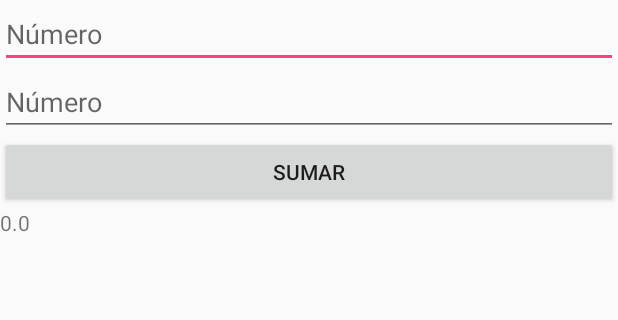
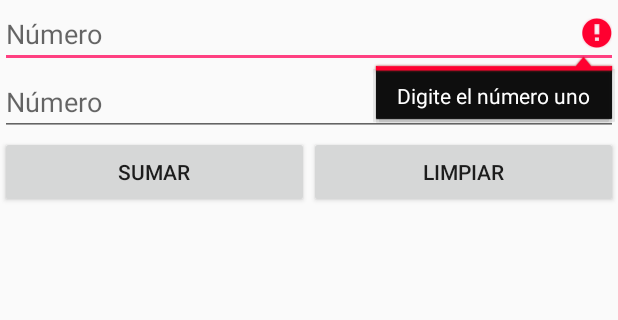
Before and after one commit to acampoe/CalculatorTest, an Android app: the screen it shows after launch (MainActivity), after a tap on "SUMAR", on a phone screen of 412 x 824 dp, the part 121-441 px from its top. Run offline under Robolectric (Android 15) with nearby library versions, the phone set to English and light mode, and no system bars.

Commit message:
Additioner application with validations in text fields

```diff
--- a/app/src/main/java/com/movil/operacionesmovil2018/MainActivity.java
+++ b/app/src/main/java/com/movil/operacionesmovil2018/MainActivity.java
@@ -1,5 +1,6 @@
 package com.movil.operacionesmovil2018;
 
+import android.content.res.Resources;
 import android.support.v7.app.AppCompatActivity;
 import android.os.Bundle;
 import android.view.View;
@@ -9,6 +10,7 @@ import android.widget.TextView;
 public class MainActivity extends AppCompatActivity {
     private EditText n1, n2;
     private TextView res;
+    private Resources recursos;
     @Override
     protected void onCreate(Bundle savedInstanceState) {
         super.onCreate(savedInstanceState);
@@ -16,17 +18,30 @@ public class MainActivity extends AppCompatActivity {
         n1 = findViewById(R.id.txtNumber1);
         n2 = findViewById(R.id.txtNumber2);
         res = findViewById(R.id.lblResult);
+        recursos = this.getResources();
 
     }
         public void Calculate(View v){
-            double num1, num2, resultado;
+            if(n1.getText().toString().isEmpty()){
+                n1.requestFocus();
+                n1.setError(recursos.getString(R.string.error_uno));
+            }else if(n2.getText().toString().isEmpty()){
+                n2.requestFocus();
+                n2.setError(recursos.getString(R.string.error_dos));
+            }else {
+                double num1, num2, resultado;
 
-            num1 = Double.parseDouble(n1.getText().toString());
-            num2 = Double.parseDouble(n2.getText().toString());
+                num1 = Double.parseDouble(n1.getText().toString());
+                num2 = Double.parseDouble(n2.getText().toString());
 
-            resultado = Metodos.sumar(num1,num2);
+                resultado = Metodos.sumar(num1, num2);
 
-            res.setText(String.valueOf(resultado));
-
+                res.setText(String.valueOf(resultado));
+            }
+    }
+    public void Clear(View v){
+            n1.setText(null);
+            n2.setText(null);
+            res.setText(null);
     }
 }
--- a/app/src/main/res/layout/activity_main.xml
+++ b/app/src/main/res/layout/activity_main.xml
@@ -37,15 +37,30 @@
         android:hint="@string/numbertwo"
         android:inputType="number" />
 
-    <Button
-        android:id="@+id/cmdSumar"
+    <LinearLayout
         android:layout_width="match_parent"
         android:layout_height="wrap_content"
-        android:onClick="Calculate"
-        android:text="@string/sumar" />
+        android:orientation="horizontal">
+
+        <Button
+            android:id="@+id/cmdSumar"
+            android:layout_width="wrap_content"
+            android:layout_height="wrap_content"
+            android:layout_weight="1"
+            android:onClick="Calculate"
+            android:text="@string/sumar" />
+
+        <Button
+            android:layout_width="wrap_content"
+            android:layout_height="wrap_content"
+            android:layout_weight="1"
+            android:onClick="Clear"
+            android:text="@string/Limpiar" />
+    </LinearLayout>
 
     <TextView
         android:id="@+id/lblResult"
         android:layout_width="match_parent"
         android:layout_height="wrap_content" />
+
 </LinearLayout>
--- a/app/src/main/res/values/strings.xml
+++ b/app/src/main/res/values/strings.xml
@@ -4,4 +4,7 @@
     <string name="numberone">Número</string>
     <string name="numbertwo">Número</string>
     <string name="sumar">Sumar</string>
+    <string name="Limpiar">Limpiar</string>
+    <string name="error_uno">Digite el número uno</string>
+    <string name="error_dos">Digite el número dos</string>
 </resources>
```
Also changed, not shown: 1 other file.
